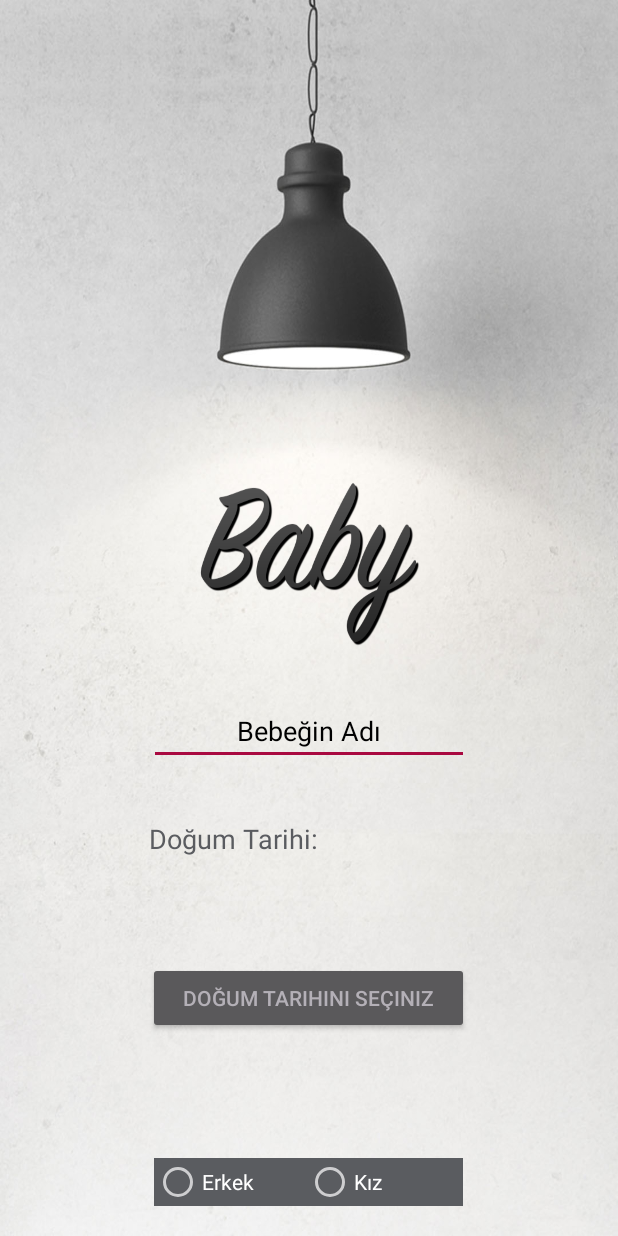
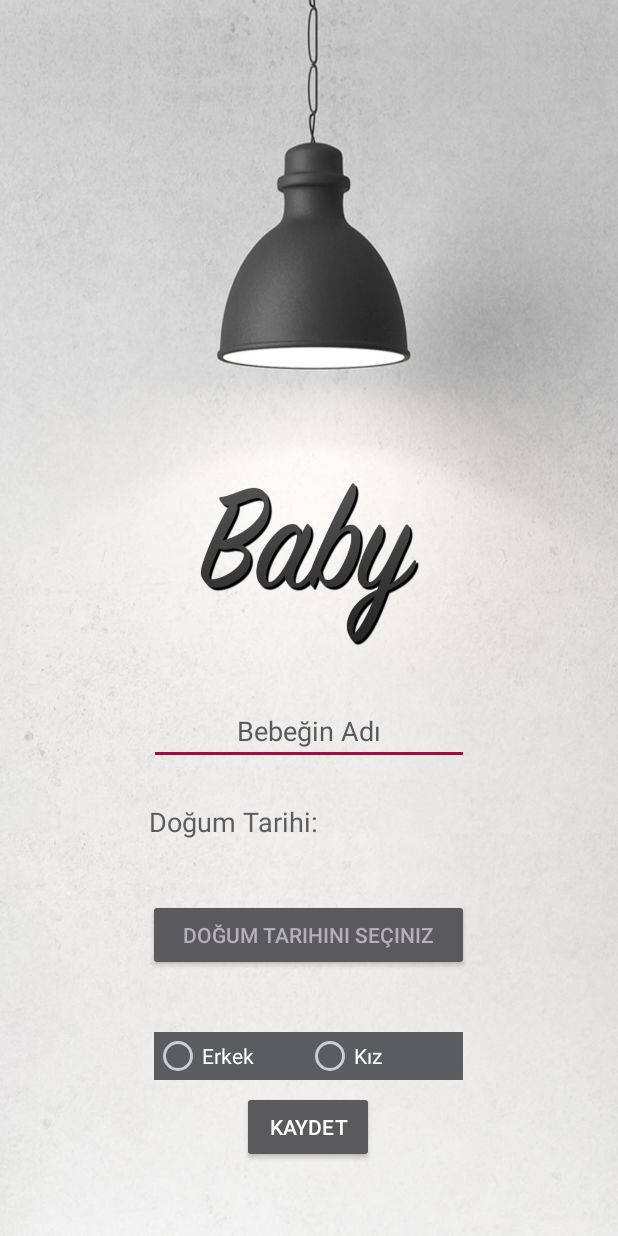
Before and after one commit to didemlaloglu/Baby, an Android app: the screen it shows after launch (IntroActivity), on a phone screen of 412 x 824 dp. Run offline under Robolectric (Android 15) with nearby library versions, the phone set to English and light mode, and no system bars.

Commit message:
introlayout complete

```diff
--- a/app/src/main/res/layout/activity_intro.xml
+++ b/app/src/main/res/layout/activity_intro.xml
@@ -22,9 +22,9 @@
         android:inputType="textPersonName"
         android:text=""
         android:hint="@string/baby_name"
-        android:textColorHint="#000000"
+        android:textColorHint="@color/colorCustomETA"
         android:textAlignment="center"
-        android:textColor="#5a5c60"
+        android:textColor="@color/colorCustomETB"
         android:textSize="18sp"
         android:theme="@style/customEditText"
         app:layout_constraintBottom_toBottomOf="parent"
@@ -77,6 +77,7 @@
         android:id="@+id/linearLayout"
         android:layout_width="206dp"
         android:layout_height="52dp"
+        android:layout_marginBottom="84dp"
         app:layout_constraintBottom_toBottomOf="parent"
         app:layout_constraintHorizontal_bias="0.497"
         app:layout_constraintLeft_toLeftOf="parent"
@@ -104,4 +105,18 @@
         </RadioGroup>
     </LinearLayout>
 
+    <Button
+        android:id="@+id/butSubmit"
+        android:layout_width="wrap_content"
+        android:layout_height="wrap_content"
+        android:layout_marginBottom="8dp"
+        android:layout_marginTop="8dp"
+        android:text="@string/submit"
+        app:layout_constraintBottom_toBottomOf="parent"
+        app:layout_constraintHorizontal_bias="0.498"
+        app:layout_constraintLeft_toLeftOf="parent"
+        app:layout_constraintRight_toRightOf="parent"
+        app:layout_constraintTop_toTopOf="@+id/linearLayout"
+        app:layout_constraintVertical_bias="0.438" />
+
 </android.support.constraint.ConstraintLayout>
--- a/app/src/main/res/values/strings.xml
+++ b/app/src/main/res/values/strings.xml
@@ -5,4 +5,5 @@
     <string name="baby_datetextview">Doğum Tarihi:</string>
     <string name="sex_m">Erkek</string>
     <string name="sex_f">Kız</string>
+    <string name="submit">Kaydet</string>
 </resources>
```
